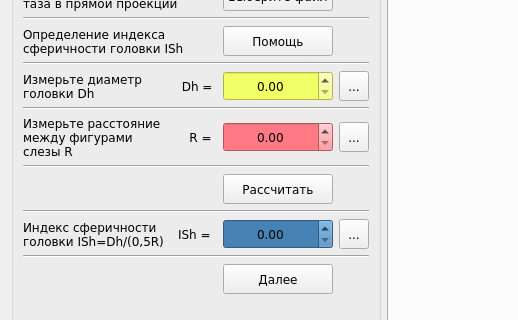
The window that Medic/forms/ui/form1.ui (W3STi/Medical-calculate-programm) describes before a commit, drawn with Qt 5; both pictures show x 0 to 518 and y 91 to 411 of the 1073 by 548 pixel window.
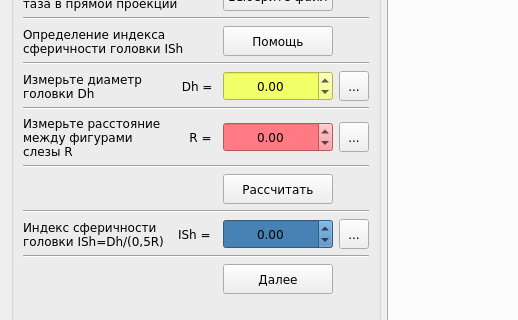
The same window after the commit.

```diff
--- a/Medic/forms/ui/form1.ui
+++ b/Medic/forms/ui/form1.ui
@@ -152,6 +152,12 @@
         <property name="alignment">
          <set>Qt::AlignCenter</set>
         </property>
+        <property name="minimum">
+         <double>-10000.000000000000000</double>
+        </property>
+        <property name="maximum">
+         <double>10000.000000000000000</double>
+        </property>
         <property name="singleStep">
          <double>0.100000000000000</double>
         </property>
@@ -203,8 +209,11 @@
         <property name="alignment">
          <set>Qt::AlignCenter</set>
         </property>
+        <property name="minimum">
+         <double>-10000.000000000000000</double>
+        </property>
         <property name="maximum">
-         <double>1000000.000000000000000</double>
+         <double>10000.000000000000000</double>
         </property>
         <property name="singleStep">
          <double>0.100000000000000</double>
@@ -555,6 +564,12 @@
         <property name="alignment">
          <set>Qt::AlignCenter</set>
         </property>
+        <property name="minimum">
+         <double>-10000.000000000000000</double>
+        </property>
+        <property name="maximum">
+         <double>10000.000000000000000</double>
+        </property>
         <property name="singleStep">
          <double>0.100000000000000</double>
         </property>
```
